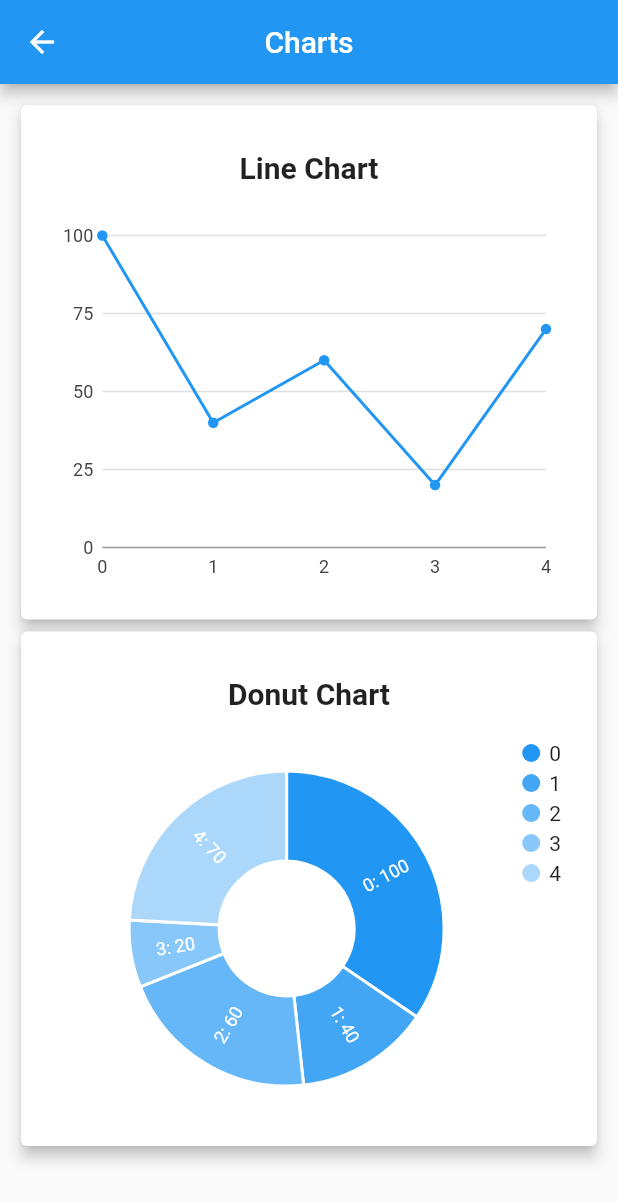
After one commit to hectorlemus/flutter-demo, a Flutter app: the HomePage screen opened directly, after a tap on "Charts Page", on a phone screen of 412 x 824 dp. The commit adds this screen. Shown: the top 1201 px of the screen. Run offline on Flutter 3.47's test engine with Material 2 defaults, Android fonts, the phone set to English and light mode, and no system bars; our stand-ins replace bloc, charts_flutter, equatable, flutter_bloc, flutter_secure_storage; accounts and stored records are empty.

Commit message:
View is added to show charts.

```diff
--- /dev/null
+++ b/lib/src/pages/charts/charts_page.dart
@@ -0,0 +1,86 @@
+import 'package:flutter/material.dart';
+import 'package:flutter_demo/src/pages/charts/donut/donut_chart.dart';
+import 'package:flutter_demo/src/pages/charts/linear/line_chart.dart';
+import 'package:flutter_demo/src/repository/chart_repository.dart';
+
+class ChartsPage extends StatefulWidget {
+  final ChartRepository repository = new ChartRepository();
+
+  @override
+  _ChartsPageState createState() => _ChartsPageState();
+}
+
+class _ChartsPageState extends State<ChartsPage> {
+  @override
+  Widget build(BuildContext context) {
+    return Scaffold(
+      appBar: AppBar(
+        centerTitle: true,
+        title: Text('Charts'),
+      ),
+      body: _body(),
+    );
+  }
+
+  Widget _body() {
+    return Container(
+      padding: EdgeInsets.all(10.0),
+      child: _charts(),
+    );
+  }
+
+  Widget _charts() {
+    return ListView(
+      children: [
+        _lineChart(),
+        _donutChart(),
+      ],
+    );
+  }
+
+  Widget _lineChart() {
+    return _chart(
+      chartName: 'Line Chart',
+      chart: LineChart(
+        repository: widget.repository,
+      ),
+    );
+  }
+
+  Widget _donutChart() {
+    return _chart(
+      chartName: 'Donut Chart',
+      chart: DonutChart(
+        repository: widget.repository,
+      ),
+    );
+  }
+
+  Widget _chart({
+    @required String chartName,
+    @required StatelessWidget chart,
+  }) {
+    return Card(
+      elevation: 4,
+      child: Container(
+        padding: EdgeInsets.all(20.0),
+        child: Column(
+          mainAxisSize: MainAxisSize.min,
+          children: [
+            Padding(
+              padding: EdgeInsets.fromLTRB(0, 10, 0, 20),
+              child: Text(
+                '$chartName',
+                style: TextStyle(fontSize: 20.0, fontWeight: FontWeight.w600),
+              ),
+            ),
+            Container(
+              height: 250.0,
+              child: chart,
+            ),
+          ],
+        ),
+      ),
+    );
+  }
+}
--- /dev/null
+++ b/lib/src/pages/charts/donut/donut_chart.dart
@@ -0,0 +1,84 @@
+import 'package:flutter/material.dart';
+import 'package:charts_flutter/flutter.dart' as charts;
+import 'package:flutter_demo/src/pages/charts/linear_sales.dart';
+import 'package:flutter_demo/src/repository/chart_repository.dart';
+
+class DonutChart extends StatelessWidget {
+  final ChartRepository repository;
+
+  const DonutChart({Key key, @required this.repository})
+      : assert(repository != null),
+        super(key: key);
+
+  @override
+  Widget build(BuildContext context) {
+    final List<charts.Series> seriesList = _series();
+
+    return new charts.PieChart(
+      seriesList,
+      animate: false,
+      // Configure the width of the pie slices to 60px. The remaining space in
+      // the chart will be left as a hole in the center.
+      //
+      // [ArcLabelDecorator] will automatically position the label inside the
+      // arc if the label will fit. If the label will not fit, it will draw
+      // outside of the arc with a leader line. Labels can always display
+      // inside or outside using [LabelPosition].
+      //
+      // Text style for inside / outside can be controlled independently by
+      // setting [insideLabelStyleSpec] and [outsideLabelStyleSpec].
+      //
+      // Example configuring different styles for inside/outside:
+      //       new charts.ArcLabelDecorator(
+      //          insideLabelStyleSpec: new charts.TextStyleSpec(...),
+      //          outsideLabelStyleSpec: new charts.TextStyleSpec(...)),
+      defaultRenderer: new charts.ArcRendererConfig(
+        arcWidth: 60,
+        arcRendererDecorators: [new charts.ArcLabelDecorator()],
+      ),
+      // Add the legend behavior to the chart to turn on legends.
+      // This example shows how to optionally show measure and provide a custom
+      // formatter.
+      behaviors: [
+        new charts.DatumLegend(
+          // Positions for "start" and "end" will be left and right respectively
+          // for widgets with a build context that has directionality ltr.
+          // For rtl, "start" and "end" will be right and left respectively.
+          // Since this example has directionality of ltr, the legend is
+          // positioned on the right side of the chart.
+          position: charts.BehaviorPosition.end,
+          // By default, if the position of the chart is on the left or right of
+          // the chart, [horizontalFirst] is set to false. This means that the
+          // legend entries will grow as new rows first instead of a new column.
+          horizontalFirst: false,
+          // This defines the padding around each legend entry.
+          cellPadding: new EdgeInsets.only(right: 4.0, bottom: 4.0),
+          // Set [showMeasures] to true to display measures in series legend.
+          showMeasures: true,
+          // Configure the measure value to be shown by default in the legend.
+          legendDefaultMeasure: charts.LegendDefaultMeasure.firstValue,
+          // Optionally provide a measure formatter to format the measure value.
+          // If none is specified the value is formatted as a decimal.
+          measureFormatter: (num value) {
+            return value == null ? '-' : '$value';
+          },
+        ),
+      ],
+    );
+  }
+
+  List<charts.Series<LinearSales, int>> _series() {
+    final data = repository.getSales();
+
+    return [
+      new charts.Series<LinearSales, int>(
+        id: 'Sales',
+        domainFn: (LinearSales sales, _) => sales.year,
+        measureFn: (LinearSales sales, _) => sales.sales,
+        data: data,
+        // Set a label accessor to control the text of the arc label.
+        labelAccessorFn: (LinearSales row, _) => '${row.year}: ${row.sales}',
+      )
+    ];
+  }
+}
--- /dev/null
+++ b/lib/src/pages/charts/linear/line_chart.dart
@@ -0,0 +1,40 @@
+import 'package:charts_flutter/flutter.dart' as charts;
+import 'package:flutter/material.dart';
+import 'package:flutter_demo/src/pages/charts/linear_sales.dart';
+import 'package:flutter_demo/src/repository/chart_repository.dart';
+
+class LineChart extends StatelessWidget {
+  final ChartRepository repository;
+
+  const LineChart({Key key, @required this.repository})
+      : assert(repository != null),
+        super(key: key);
+  @override
+  Widget build(BuildContext context) {
+    return _lineChart();
+  }
+
+  Widget _lineChart() {
+    final List<charts.Series> seriesList = _series();
+
+    return new charts.LineChart(
+      seriesList,
+      animate: false,
+      defaultRenderer: new charts.LineRendererConfig(includePoints: true),
+    );
+  }
+
+  List<charts.Series<LinearSales, int>> _series() {
+    final data = repository.getSales();
+
+    return [
+      new charts.Series<LinearSales, int>(
+        id: 'sales',
+        colorFn: (_, __) => charts.MaterialPalette.blue.shadeDefault,
+        domainFn: (LinearSales sales, _) => sales.year,
+        measureFn: (LinearSales sales, _) => sales.sales,
+        data: data,
+      )
+    ];
+  }
+}
--- /dev/null
+++ b/lib/src/pages/charts/linear_sales.dart
@@ -0,0 +1,7 @@
+/// Sample linear data type.
+class LinearSales {
+  final int year;
+  final int sales;
+
+  LinearSales(this.year, this.sales);
+}
--- a/lib/src/pages/home.page.dart
+++ b/lib/src/pages/home.page.dart
@@ -2,6 +2,7 @@ import 'package:flutter/material.dart';
 
 import 'package:flutter_bloc/flutter_bloc.dart';
 import 'package:flutter_demo/src/bloc/authentication/authentication_bloc.dart';
+import 'package:flutter_demo/src/pages/charts/charts_page.dart';
 
 import './counter_page.dart';
 
@@ -13,48 +14,77 @@ class HomePage extends StatelessWidget {
       appBar: AppBar(
         title: Text('Home'),
       ),
-      body: Container(
-        child: Center(
-          child: Text('Home'),
+      body: body(context),
+    );
+  }
+
+  Widget _drawer(BuildContext context) {
+    return SafeArea(
+      child: Drawer(
+        child: ListTile(
+          title: Text('Logout'),
+          leading: Icon(Icons.exit_to_app, color: Colors.blue),
+          onTap: () => _onLogOut(context),
         ),
       ),
     );
   }
 
-  Widget _drawer(BuildContext context) {
-    return Drawer(
-      child: ListView(
+  Widget body(BuildContext context) {
+    return ListView(
       children: <Widget>[
-          _drawerOption(
+        _option(
           text: 'Couter Page',
           icon: Icons.exposure,
           onTap: () => _goToCounterPage(context),
         ),
-          _drawerOption(
-            text: 'Logout',
-            icon: Icons.exit_to_app,
-            onTap: () => _onLogOut(context),
+        _option(
+          text: 'Charts Page',
+          icon: Icons.show_chart,
+          onTap: () => _goToChatsPage(context),
         ),
       ],
-      ),
     );
   }
 
-  Widget _drawerOption({
+  Widget _option({
     @required String text,
     @required IconData icon,
     @required Function onTap,
   }) {
-    return ListTile(
+    return Column(
+      children: [
+        ListTile(
           title: Text('$text'),
           leading: Icon(icon, color: Colors.blue),
+          trailing: Icon(Icons.arrow_forward),
           onTap: onTap,
+        ),
+        Divider(),
+      ],
+    );
+  }
+
+  void _goToChatsPage(BuildContext context) {
+    _navigate(
+      context: context,
+      page: ChartsPage(),
     );
   }
 
   void _goToCounterPage(BuildContext context) {
+    _navigate(
+      context: context,
+      page: CounterPage(),
+    );
+  }
+
+  void _navigate({
+    @required BuildContext context,
+    @required StatefulWidget page,
+  }) {
     Navigator.push(context, MaterialPageRoute(builder: (_) {
-      return CounterPage();
+      return page;
     }));
   }
 
--- /dev/null
+++ b/lib/src/repository/chart_repository.dart
@@ -0,0 +1,14 @@
+import 'package:flutter_demo/src/pages/charts/linear_sales.dart';
+
+class ChartRepository {
+  List<LinearSales> getSales() {
+    // Get from API
+    return [
+      new LinearSales(0, 100),
+      new LinearSales(1, 40),
+      new LinearSales(2, 60),
+      new LinearSales(3, 20),
+      new LinearSales(4, 70),
+    ];
+  }
+}
--- a/pubspec.yaml
+++ b/pubspec.yaml
@@ -31,6 +31,7 @@ dependencies:
   flutter_secure_storage: ^3.3.3
   flutter_bloc: ^4.0.1
   equatable: ^1.2.0
+  charts_flutter: ^0.9.0
 
 dev_dependencies:
   flutter_test:
```
Also changed, not shown: pubspec.lock. Lines whose indentation alone changed are shown as unchanged.
